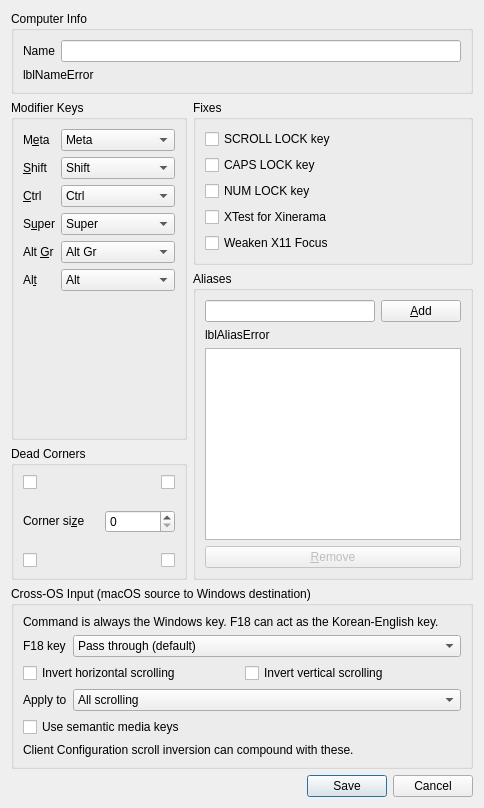
First picture: the form in src/lib/gui/dialogs/ComputerSettingsDialog.ui, repository subeom/deskflow, before the edit.
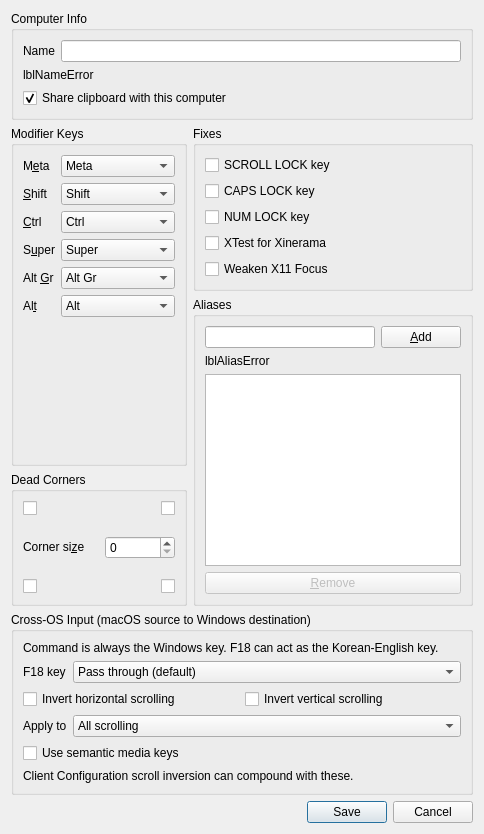
Second picture: the form after the edit.

Commit message: feat(clipboard): let a computer be left out of clipboard sharing

```diff
--- a/src/lib/gui/dialogs/ComputerSettingsDialog.ui
+++ b/src/lib/gui/dialogs/ComputerSettingsDialog.ui
@@ -73,6 +73,19 @@
         </property>
        </widget>
       </item>
+      <item>
+       <widget class="QCheckBox" name="chkShareClipboard">
+        <property name="toolTip">
+         <string>Turn this off to keep this computer out of clipboard sharing: its clipboard is not sent to the other computers and theirs is not sent to it.</string>
+        </property>
+        <property name="text">
+         <string>Share clipboard with this computer</string>
+        </property>
+        <property name="checked">
+         <bool>true</bool>
+        </property>
+       </widget>
+      </item>
      </layout>
     </widget>
    </item>
```
Left out of the diff: 2 changed lines with no effect on the pictures. The commit also changes 14 other files.
